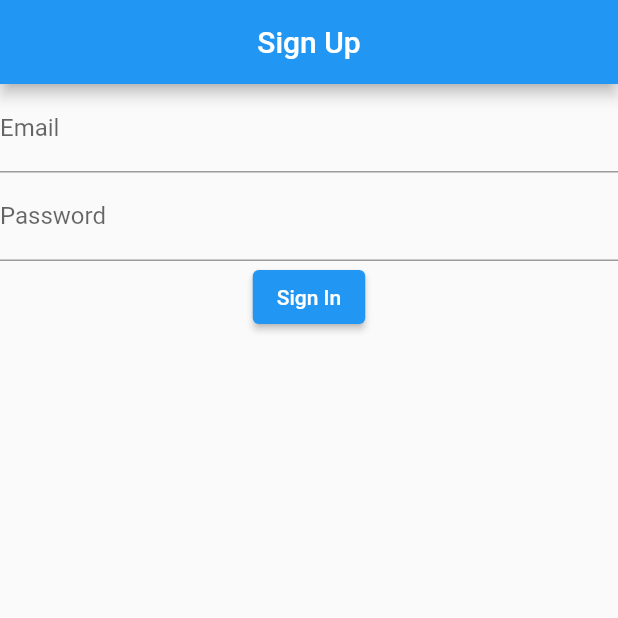
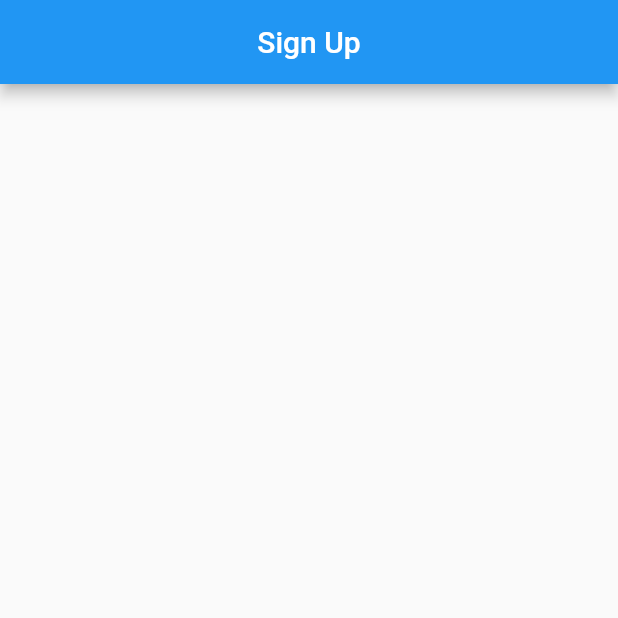
Before and after one commit to mariamalbarghouti/E-Commerce, a Flutter app: the screen it shows after launch, on a phone screen of 412 x 824 dp, the top half of it. Run offline on Flutter 3.47's test engine with Material 2 defaults, Android fonts, the phone set to English and light mode, and no system bars; our stand-ins replace cloud_firestore, dartz, firebase_auth, firebase_core, freezed_annotation, get and 2 more; accounts and stored records are empty.

Commit message:
first commit

```diff
--- a/lib/app/modules/sign_up/views/sign_up_view.dart
+++ b/lib/app/modules/sign_up/views/sign_up_view.dart
@@ -13,39 +13,7 @@ class SignUpView extends GetView<SignUpController> {
         centerTitle: true,
       ),
       body: SingleChildScrollView(
-        child:  Form(
-            key: controller.registrationKey,
-            child: Column(
-              children: [
-                // Email
-                TextFormField(
-                  controller: controller.emailEditionController.value,
-                  autovalidateMode: AutovalidateMode.onUserInteraction,
-                  decoration: const InputDecoration(
-                    labelText: "Email",
-                  ),
-                  validator: (_) => controller.emailValidation(),
-                  textInputAction: TextInputAction.next,
-                ),
-                // Password
-                TextFormField(
-                  controller: controller.passwordEditionController.value,
-                  decoration: const InputDecoration(
-                    labelText: "Password",
-                  ),
-                  textInputAction: TextInputAction.done,
-                  autovalidateMode: AutovalidateMode.onUserInteraction,
-                  validator: (_) => controller.passwordValidation(),
-                ),
-                // Sign In Button
-                ElevatedButton(
-                  onPressed: () async=>await  controller.signIn(),
-                  child: const Text("Sign In"),
-                ),
-              ],
-            ),
-          ),
-        ),
+
       ),
     );
   }
```
